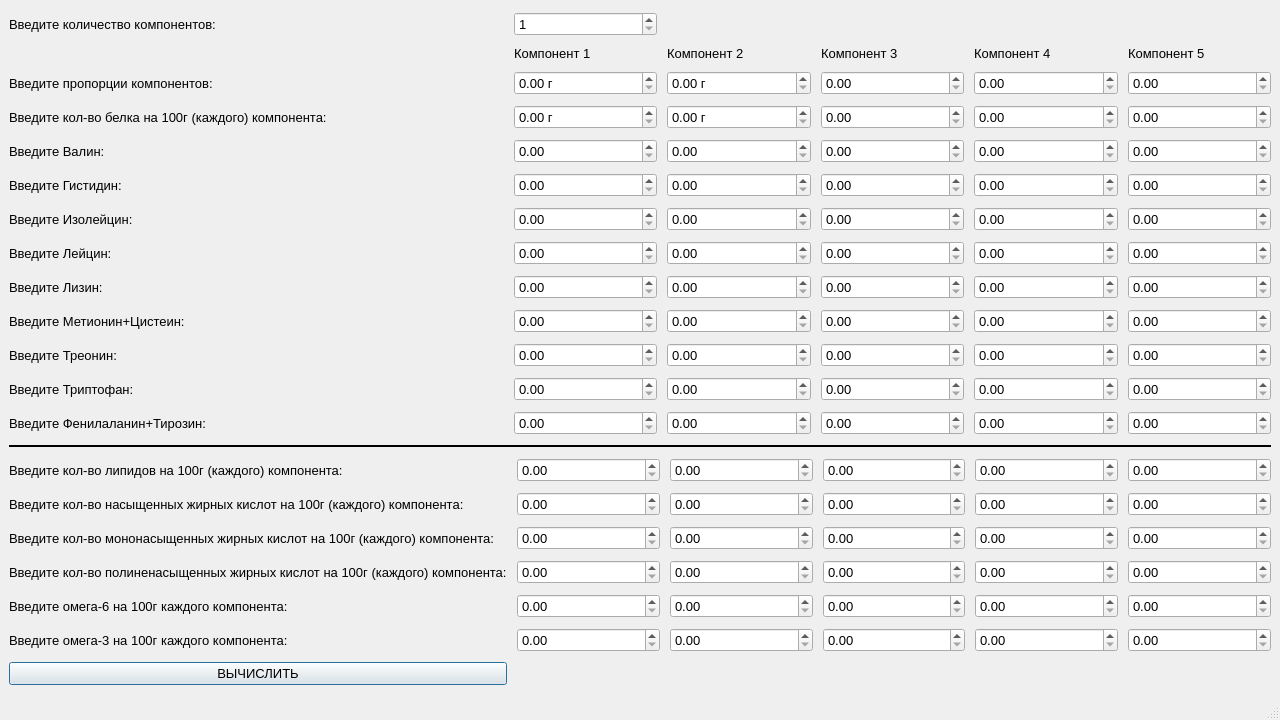
Qt form QtNutrition_components_assessment/mainwindow.ui (v43d3rm4k4r/QtNutritionComponentsAssessment) before a commit.
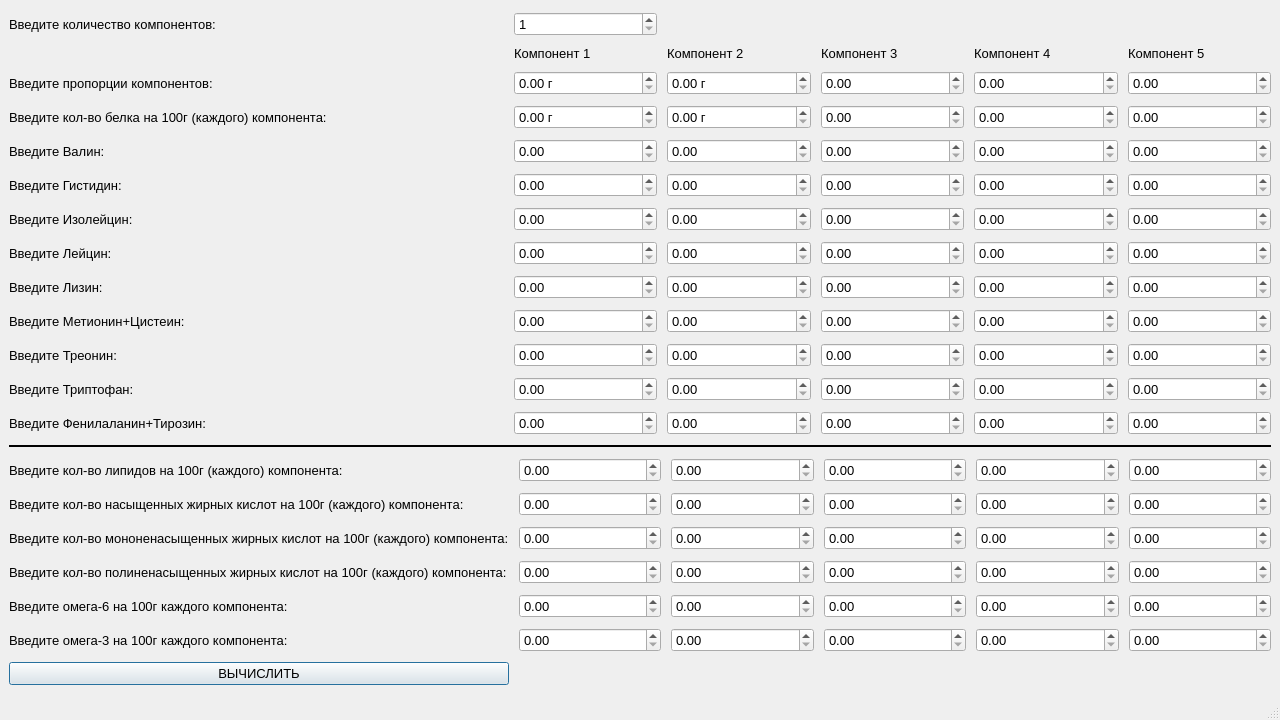
The same form after that commit.

What changed in the file:
```diff
--- a/QtNutrition_components_assessment/mainwindow.ui
+++ b/QtNutrition_components_assessment/mainwindow.ui
@@ -1078,7 +1078,7 @@
            </font>
           </property>
           <property name="text">
-           <string>Введите кол-во мононасыщенных жирных кислот на 100г (каждого) компонента:</string>
+           <string>Введите кол-во мононенасыщенных жирных кислот на 100г (каждого) компонента:</string>
           </property>
          </widget>
         </item>
```
Left out of the diff: 160 changed lines with no effect on the pictures.
